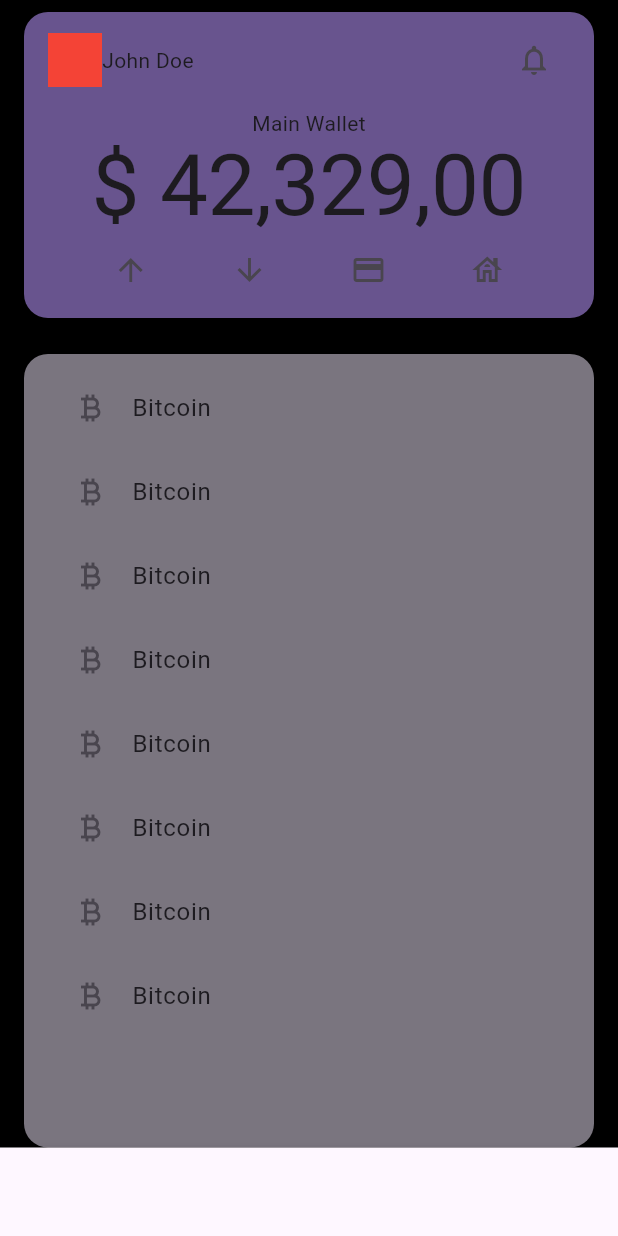
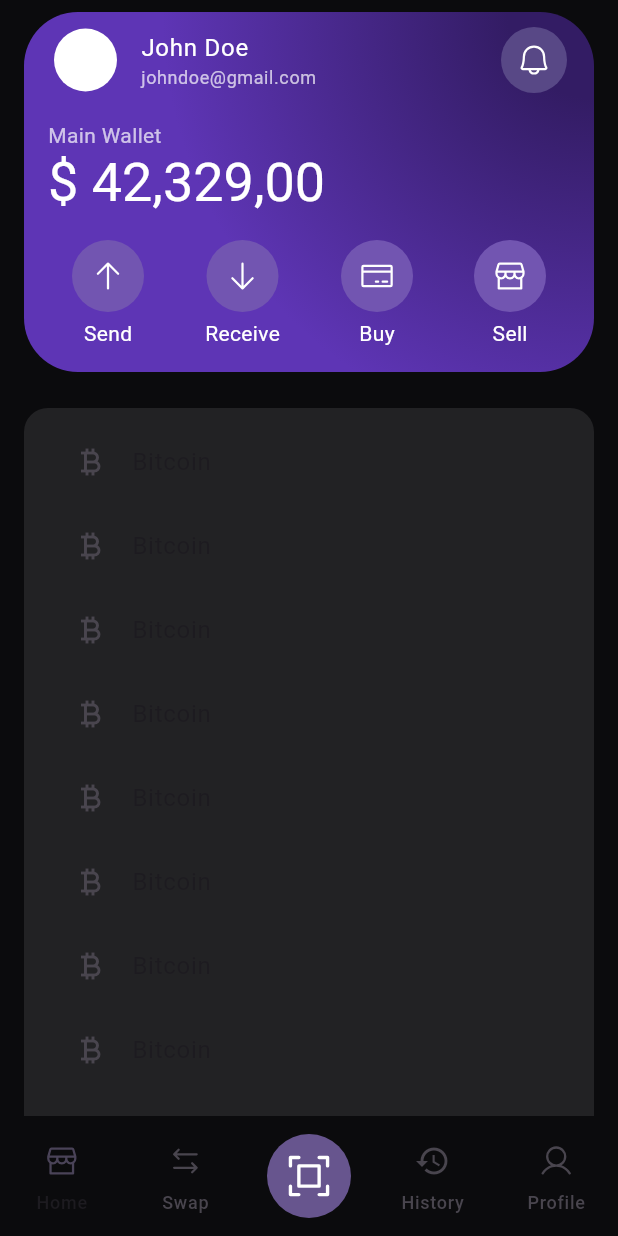
Before and after one commit to tanguypouriel/nexcoin, a Flutter app: the screen it shows after launch, on a phone screen of 412 x 824 dp. Run offline on Flutter 3.47's test engine with Material 3 defaults, Android fonts, the light colour scheme and no system bars; our stand-ins replace phosphor_flutter.

Commit message:
WIP home screen UI

```diff
--- a/lib/feature/home/home_screen.dart
+++ b/lib/feature/home/home_screen.dart
@@ -1,6 +1,7 @@
 import 'package:flutter/material.dart';
 import 'package:nexcoin/feature/home/widgets/assets_card.dart';
 import 'package:nexcoin/feature/home/widgets/profile_card.dart';
+import 'package:phosphor_flutter/phosphor_flutter.dart';
 
 class HomeScreen extends StatelessWidget {
   const HomeScreen({super.key});
@@ -8,35 +9,40 @@ class HomeScreen extends StatelessWidget {
   @override
   Widget build(BuildContext context) => SafeArea(
         child: Scaffold(
-          body: Column(
-            children: const [
+          body: const Column(
+            children: [
               ProfileCard(),
               SizedBox(height: 16),
               Expanded(child: AssetsCard()),
             ],
           ),
-          bottomNavigationBar: BottomNavigationBar(
-            items: const [
-              BottomNavigationBarItem(
-                icon: Icon(Icons.home_filled),
+          bottomNavigationBar: NavigationBar(
+            indicatorColor: Theme.of(context).scaffoldBackgroundColor,
+            backgroundColor: Theme.of(context).scaffoldBackgroundColor,
+            selectedIndex: 0,
+            destinations: [
+              const NavigationDestination(
+                icon: Icon(PhosphorIconsRegular.storefront),
                 label: 'Home',
               ),
-              BottomNavigationBarItem(
-                icon: Icon(Icons.compare_arrows),
+              const NavigationDestination(
+                icon: Icon(PhosphorIconsRegular.arrowsLeftRight),
                 label: 'Swap',
               ),
-              BottomNavigationBarItem(
-                icon: Icon(Icons.qr_code_scanner_sharp),
-                label: '',
+              Container(
+                decoration: BoxDecoration(
+                  shape: BoxShape.circle,
+                  color: Theme.of(context).colorScheme.primary,
+                ),
+                padding: const EdgeInsets.all(10),
+                child: const Icon(
+                  PhosphorIconsRegular.scan,
+                  color: Colors.white,
+                  size: 36,
+                ),
               ),
-              BottomNavigationBarItem(
-                icon: Icon(Icons.history),
-                label: 'History'
-              ),
-              BottomNavigationBarItem(
-                  icon: Icon(Icons.person),
-                  label: 'Profile'
-              ),
+              const NavigationDestination(icon: Icon(Icons.history), label: 'History'),
+              const NavigationDestination(icon: Icon(PhosphorIconsRegular.user), label: 'Profile'),
             ],
           ),
         ),
--- a/lib/feature/home/widgets/assets_card.dart
+++ b/lib/feature/home/widgets/assets_card.dart
@@ -8,9 +8,12 @@ class AssetsCard extends StatelessWidget {
   Widget build(BuildContext context) => Container(
         padding: const EdgeInsets.symmetric(vertical: 8, horizontal: mediumMargin),
         margin: const EdgeInsets.symmetric(horizontal: mediumMargin),
-        decoration: BoxDecoration(
-          borderRadius: BorderRadius.circular(largeRadius),
-          color: Theme.of(context).colorScheme.outline,
+        decoration: const BoxDecoration(
+          borderRadius: BorderRadius.only(
+            topLeft: Radius.circular(largeRadius),
+            topRight: Radius.circular(largeRadius),
+          ),
+          color: Color(0xff222224),
         ),
         child: Column(
           children: [
--- a/lib/feature/home/widgets/profile_card.dart
+++ b/lib/feature/home/widgets/profile_card.dart
@@ -1,5 +1,6 @@
 import 'package:flutter/material.dart';
 import 'package:nexcoin/shared/theme.dart';
+import 'package:phosphor_flutter/phosphor_flutter.dart';
 
 class ProfileCard extends StatelessWidget {
   const ProfileCard({super.key});
@@ -9,45 +10,119 @@ class ProfileCard extends StatelessWidget {
         width: MediaQuery.of(context).size.width,
         child: Container(
           decoration: BoxDecoration(
-            borderRadius: BorderRadius.circular(16),
-            color: Theme.of(context).colorScheme.primary,
+            borderRadius: BorderRadius.circular(36),
+            gradient: const RadialGradient(
+              center: Alignment(1, -1),
+              radius: 1.2,
+              colors: <Color>[Color(0xff331c64), Color(0xff5e35b5)],
+              stops: <double>[0.2, 1],
+            ),
           ),
           padding: const EdgeInsets.symmetric(vertical: 8, horizontal: mediumMargin),
           margin: const EdgeInsets.symmetric(vertical: 8, horizontal: mediumMargin),
           child: Column(
+            crossAxisAlignment: CrossAxisAlignment.start,
             children: [
               Row(
                 children: [
-                  const SizedBox(
-                    width: 36,
-                    height: 36,
-                    child: ColoredBox(color: Colors.red),
+                  const SizedBox(width: 4),
+                  Container(
+                    width: 42,
+                    height: 42,
+                    decoration: const BoxDecoration(
+                      shape: BoxShape.circle,
+                      color: Colors.white,
+                    ),
                   ),
-                  const Text('John Doe'),
+                  const SizedBox(width: 16),
+                  Column(
+                    crossAxisAlignment: CrossAxisAlignment.start,
+                    children: [
+                      Text(
+                        'John Doe',
+                        style: Theme.of(context)
+                            .textTheme
+                            .bodyLarge!
+                            .copyWith(color: Theme.of(context).colorScheme.onPrimary),
+                      ),
+                      Text(
+                        'johndoe@gmail.com',
+                        style: Theme.of(context)
+                            .textTheme
+                            .bodySmall!
+                            .copyWith(color: Theme.of(context).colorScheme.onPrimary.withOpacity(0.7)),
+                      ),
+                    ],
+                  ),
                   const Spacer(),
                   IconButton(
                     onPressed: () {},
-                    icon: const Icon(Icons.notifications_none),
+                    icon: const Icon(PhosphorIconsRegular.bell),
+                    padding: const EdgeInsets.all(10),
+                    color: Colors.white,
+                    style: ButtonStyle(
+                      backgroundColor: WidgetStatePropertyAll(Color(0xff584886)),
+                    ),
                   ),
                 ],
               ),
-              const SizedBox(height: 8),
-              Text('Main Wallet'),
+              const SizedBox(height: 16),
+              Text(
+                'Main Wallet',
+                style: Theme.of(context)
+                    .textTheme
+                    .bodyMedium!
+                    .copyWith(color: Theme.of(context).colorScheme.onPrimary.withOpacity(0.7)),
+              ),
               Text(
                 '\$ 42,329,00',
-                style: Theme.of(context).textTheme.displayLarge,
+                style:
+                    Theme.of(context).textTheme.displaySmall!.copyWith(color: Theme.of(context).colorScheme.onPrimary),
               ),
-              Row(
-                mainAxisAlignment: MainAxisAlignment.spaceEvenly,
-                children: [
-                  IconButton(onPressed: () {}, icon: Icon(Icons.arrow_upward)),
-                  IconButton(onPressed: () {}, icon: Icon(Icons.arrow_downward)),
-                  IconButton(onPressed: () {}, icon: Icon(Icons.credit_card_outlined)),
-                  IconButton(onPressed: () {}, icon: Icon(Icons.house_outlined)),
-                ],
+              const SizedBox(height: 8),
+              const Padding(
+                padding: EdgeInsets.symmetric(horizontal: 16.0, vertical: 8),
+                child: Row(
+                  mainAxisAlignment: MainAxisAlignment.spaceBetween,
+                  children: [
+                    ProfileCardActionItem(label: 'Send', icon: PhosphorIconsRegular.arrowUp),
+                    ProfileCardActionItem(label: 'Receive', icon: PhosphorIconsRegular.arrowDown),
+                    ProfileCardActionItem(label: 'Buy', icon: PhosphorIconsRegular.creditCard),
+                    ProfileCardActionItem(label: 'Sell', icon: PhosphorIconsRegular.storefront),
+                  ],
+                ),
               ),
             ],
           ),
         ),
       );
 }
+
+class ProfileCardActionItem extends StatelessWidget {
+  const ProfileCardActionItem({super.key, required this.label, required this.icon});
+
+  final String label;
+  final IconData icon;
+
+  @override
+  Widget build(BuildContext context) => Column(
+        children: [
+          IconButton(
+            onPressed: () {},
+            icon: Icon(icon),
+            padding: const EdgeInsets.all(12),
+            color: Colors.white,
+            style: ButtonStyle(
+              backgroundColor: WidgetStatePropertyAll(Color(0xff7255b1)),
+            ),
+          ),
+          const SizedBox(height: 4),
+          Text(
+            label,
+            style: Theme.of(context).textTheme.bodyMedium!.copyWith(
+                  color: Theme.of(context).colorScheme.onPrimary,
+                ),
+          ),
+        ],
+      );
+}
--- a/lib/main.dart
+++ b/lib/main.dart
@@ -15,8 +15,10 @@ class MyApp extends StatelessWidget {
       title: 'NexCoin',
       debugShowCheckedModeBanner: false,
       theme: ThemeData(
-        colorScheme: ColorScheme.fromSeed(seedColor: Colors.deepPurple),
-        scaffoldBackgroundColor: Colors.black,
+        colorScheme: ColorScheme.fromSeed(
+          seedColor: const Color(0xff9168e8),
+        ),
+        scaffoldBackgroundColor: const Color(0xff0b0b0d),
       ),
       home: const HomeScreen(),
     );
--- a/pubspec.yaml
+++ b/pubspec.yaml
@@ -12,6 +12,7 @@ dependencies:
     sdk: flutter
 
   cupertino_icons: ^1.0.8
+  phosphor_flutter: ^2.1.0
 
 dev_dependencies:
   flutter_test:
```
Also changed, not shown: pubspec.lock.
